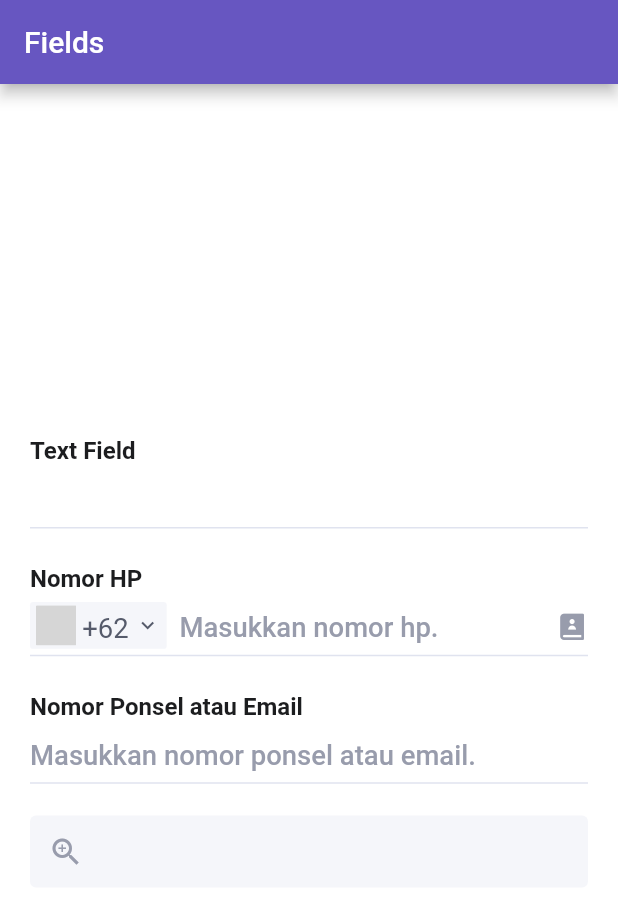
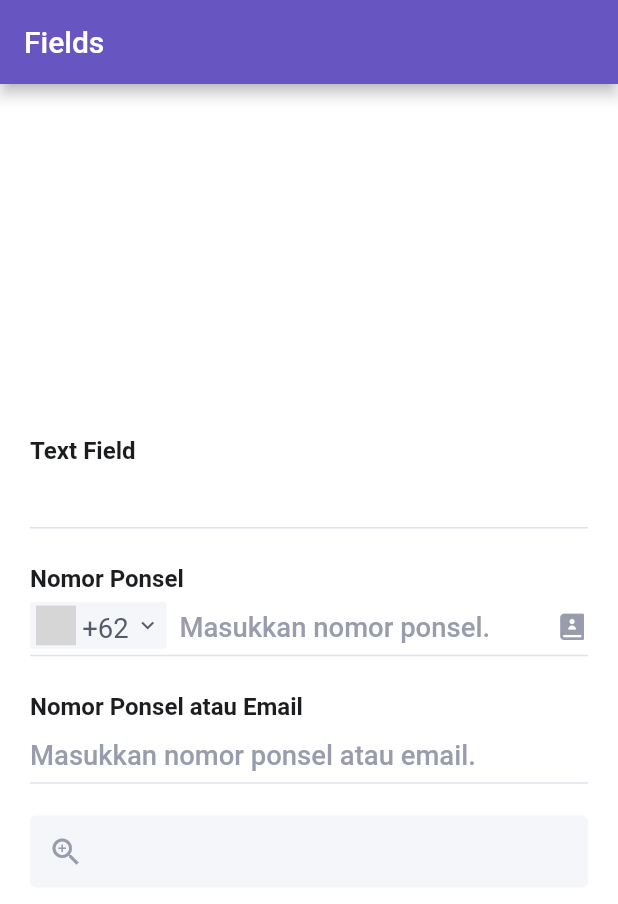
Before and after one commit to Sykyapps/aegis, a Flutter app: the FieldsScreen screen opened by its route, on a phone screen of 412 x 824 dp. Shown: the top 904 px of the screen. Run offline on Flutter 3.47's test engine with Material 2 defaults, Android fonts, the phone set to English and light mode, and no system bars; our stand-ins replace flutter_hooks, flutter_screenutil, flutter_spinkit, flutter_svg, form_validator, get_it and 1 more; network calls fail; Roboto replaces fonts that are missing (Uni Neue); grey boxes are pictures that could not be loaded.

Commit message:
Fix phone field copy

```diff
--- a/lib/src/components/fields/phone/phone_code_options.dart
+++ b/lib/src/components/fields/phone/phone_code_options.dart
@@ -148,7 +148,7 @@ class _Header extends StatelessWidget {
           padding: const EdgeInsets.symmetric(vertical: 8, horizontal: 20).r,
           child: SkSearchField(
             controller: controller,
-            hintText: 'Cari nama negara atau kode negara',
+            hintText: 'Cari kode ataupun nama negara',
             onChanged: onChanged,
           ),
         ),
@@ -205,7 +205,7 @@ class _Empty extends StatelessWidget {
             ),
           ),
           Text(
-            'Pastikan penulisan kode negara sudah tepat atau ganti kata kunci.',
+            'Pastikan penulisan kode negara atau kata kunci sudah tepat',
             textAlign: TextAlign.center,
             style: AegisFont.bodyMedium.copyWith(
               color: AegisColors.textHighEmphasis,
--- a/lib/src/components/fields/phone/phone_field.dart
+++ b/lib/src/components/fields/phone/phone_field.dart
@@ -38,8 +38,8 @@ class SkPhoneField extends HookWidget {
 
     return SkTextField(
       enabled: enabled,
-      labelText: 'Nomor HP',
-      hintText: 'Masukkan nomor hp.',
+      labelText: 'Nomor Ponsel',
+      hintText: 'Masukkan nomor ponsel.',
       errorText: errorMessage,
       controller: controller,
       keyboardType: TextInputType.number,
```
